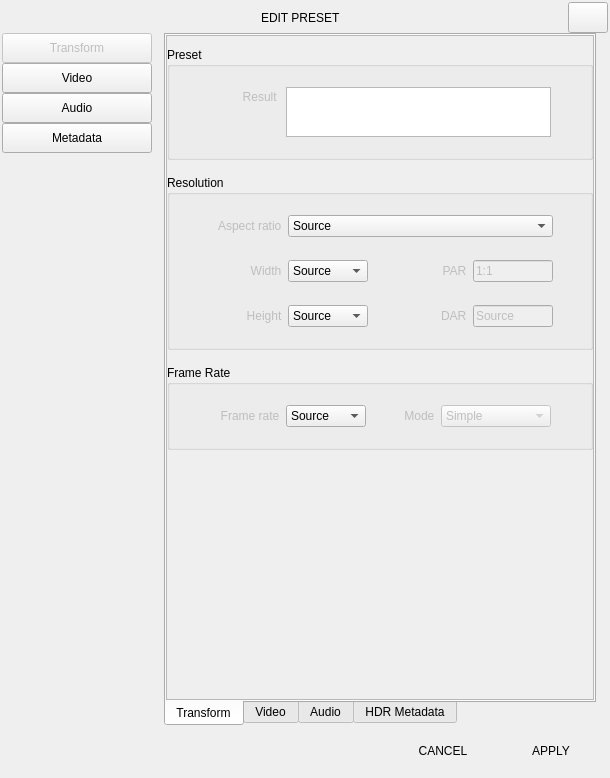
CineEncoder/cine-encoder, file app/preset.ui: the form before one commit.
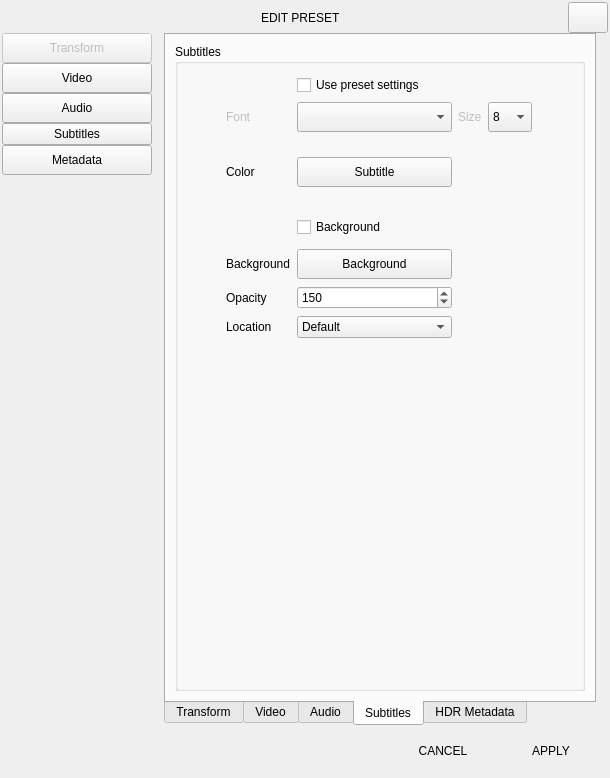
The form after the commit. The open tabs and pages were chosen to show the change. Icons and pictures are not drawn.

The edit to the form file:
```diff
--- a/app/preset.ui
+++ b/app/preset.ui
@@ -495,6 +495,13 @@
                 </property>
                </widget>
               </item>
+              <item>
+               <widget class="QPushButton" name="buttonTab_5">
+                <property name="text">
+                 <string>Subtitles</string>
+                </property>
+               </widget>
+              </item>
               <item>
                <widget class="QPushButton" name="buttonTab_4">
                 <property name="minimumSize">
@@ -576,8 +583,8 @@
                     <rect>
                      <x>0</x>
                      <y>0</y>
-                     <width>424</width>
-                     <height>660</height>
+                     <width>418</width>
+                     <height>652</height>
                     </rect>
                    </property>
                    <layout class="QGridLayout" name="gridLayout_27">
@@ -3907,6 +3914,378 @@
                 </item>
                </layout>
               </widget>
+              <widget class="QWidget" name="tab_3">
+               <attribute name="title">
+                <string>Subtitles</string>
+               </attribute>
+               <layout class="QGridLayout" name="gridLayout_10">
+                <item row="0" column="0">
+                 <layout class="QGridLayout" name="gridLayout_12">
+                  <item row="0" column="0">
+                   <widget class="QGroupBox" name="groupBox">
+                    <property name="title">
+                     <string>Subtitles</string>
+                    </property>
+                    <widget class="QWidget" name="layoutWidget">
+                     <property name="geometry">
+                      <rect>
+                       <x>0</x>
+                       <y>30</y>
+                       <width>407</width>
+                       <height>266</height>
+                      </rect>
+                     </property>
+                     <layout class="QGridLayout" name="gridLayout_21">
+                      <property name="leftMargin">
+                       <number>0</number>
+                      </property>
+                      <property name="topMargin">
+                       <number>0</number>
+                      </property>
+                      <property name="rightMargin">
+                       <number>0</number>
+                      </property>
+                      <item row="1" column="5">
+                       <spacer name="horizontalSpacer_16">
+                        <property name="orientation">
+                         <enum>Qt::Horizontal</enum>
+                        </property>
+                        <property name="sizeHint" stdset="0">
+                         <size>
+                          <width>40</width>
+                          <height>20</height>
+                         </size>
+                        </property>
+                       </spacer>
+                      </item>
+                      <item row="1" column="1">
+                       <widget class="QLabel" name="label_subtitlefont">
+                        <property name="enabled">
+                         <bool>false</bool>
+                        </property>
+                        <property name="text">
+                         <string>Font</string>
+                        </property>
+                       </widget>
+                      </item>
+                      <item row="7" column="2">
+                       <widget class="QSpinBox" name="spinBox_preset_background">
+                        <property name="maximum">
+                         <number>255</number>
+                        </property>
+                        <property name="value">
+                         <number>150</number>
+                        </property>
+                       </widget>
+                      </item>
+                      <item row="4" column="2">
+                       <spacer name="verticalSpacer_18">
+                        <property name="orientation">
+                         <enum>Qt::Vertical</enum>
+                        </property>
+                        <property name="sizeType">
+                         <enum>QSizePolicy::Fixed</enum>
+                        </property>
+                        <property name="sizeHint" stdset="0">
+                         <size>
+                          <width>20</width>
+                          <height>18</height>
+                         </size>
+                        </property>
+                       </spacer>
+                      </item>
+                      <item row="1" column="2">
+                       <widget class="QComboBox" name="comboBox_preset_subtitles_font">
+                        <property name="sizePolicy">
+                         <sizepolicy hsizetype="Preferred" vsizetype="Fixed">
+                          <horstretch>0</horstretch>
+                          <verstretch>0</verstretch>
+                         </sizepolicy>
+                        </property>
+                        <property name="minimumSize">
+                         <size>
+                          <width>155</width>
+                          <height>24</height>
+                         </size>
+                        </property>
+                        <property name="maximumSize">
+                         <size>
+                          <width>155</width>
+                          <height>30</height>
+                         </size>
+                        </property>
+                       </widget>
+                      </item>
+                      <item row="8" column="1">
+                       <widget class="QLabel" name="label_10">
+                        <property name="text">
+                         <string>Location</string>
+                        </property>
+                       </widget>
+                      </item>
+                      <item row="2" column="2">
+                       <spacer name="verticalSpacer_19">
+                        <property name="orientation">
+                         <enum>Qt::Vertical</enum>
+                        </property>
+                        <property name="sizeType">
+                         <enum>QSizePolicy::Fixed</enum>
+                        </property>
+                        <property name="sizeHint" stdset="0">
+                         <size>
+                          <width>20</width>
+                          <height>18</height>
+                         </size>
+                        </property>
+                       </spacer>
+                      </item>
+                      <item row="6" column="1">
+                       <widget class="QLabel" name="label_8">
+                        <property name="text">
+                         <string>Background</string>
+                        </property>
+                       </widget>
+                      </item>
+                      <item row="1" column="0">
+                       <spacer name="horizontalSpacer_12">
+                        <property name="orientation">
+                         <enum>Qt::Horizontal</enum>
+                        </property>
+                        <property name="sizeType">
+                         <enum>QSizePolicy::Expanding</enum>
+                        </property>
+                        <property name="sizeHint" stdset="0">
+                         <size>
+                          <width>40</width>
+                          <height>20</height>
+                         </size>
+                        </property>
+                       </spacer>
+                      </item>
+                      <item row="3" column="1">
+                       <widget class="QLabel" name="label">
+                        <property name="text">
+                         <string>Color</string>
+                        </property>
+                       </widget>
+                      </item>
+                      <item row="7" column="1">
+                       <widget class="QLabel" name="label_9">
+                        <property name="text">
+                         <string>Opacity</string>
+                        </property>
+                       </widget>
+                      </item>
+                      <item row="1" column="3">
+                       <widget class="QLabel" name="label_subtitle_fontSize">
+                        <property name="enabled">
+                         <bool>false</bool>
+                        </property>
+                        <property name="text">
+                         <string>Size</string>
+                        </property>
+                       </widget>
+                      </item>
+                      <item row="3" column="2">
+                       <widget class="QPushButton" name="preset_subtitles_color">
+                        <property name="sizePolicy">
+                         <sizepolicy hsizetype="Expanding" vsizetype="Fixed">
+                          <horstretch>0</horstretch>
+                          <verstretch>0</verstretch>
+                         </sizepolicy>
+                        </property>
+                        <property name="minimumSize">
+                         <size>
+                          <width>0</width>
+                          <height>24</height>
+                         </size>
+                        </property>
+                        <property name="maximumSize">
+                         <size>
+                          <width>16777215</width>
+                          <height>30</height>
+                         </size>
+                        </property>
+                        <property name="text">
+                         <string>Subtitle</string>
+                        </property>
+                       </widget>
+                      </item>
+                      <item row="5" column="2">
+                       <widget class="QCheckBox" name="checkBox_preset_subtitles_background">
+                        <property name="enabled">
+                         <bool>true</bool>
+                        </property>
+                        <property name="sizePolicy">
+                         <sizepolicy hsizetype="Minimum" vsizetype="Fixed">
+                          <horstretch>0</horstretch>
+                          <verstretch>0</verstretch>
+                         </sizepolicy>
+                        </property>
+                        <property name="maximumSize">
+                         <size>
+                          <width>600</width>
+                          <height>30</height>
+                         </size>
+                        </property>
+                        <property name="styleSheet">
+                         <string notr="true"/>
+                        </property>
+                        <property name="text">
+                         <string>Background</string>
+                        </property>
+                        <property name="checkable">
+                         <bool>true</bool>
+                        </property>
+                        <property name="checked">
+                         <bool>false</bool>
+                        </property>
+                       </widget>
+                      </item>
+                      <item row="1" column="4">
+                       <widget class="QComboBox" name="comboBox_preset_subtitles_fontsize">
+                        <property name="sizePolicy">
+                         <sizepolicy hsizetype="Minimum" vsizetype="Fixed">
+                          <horstretch>0</horstretch>
+                          <verstretch>0</verstretch>
+                         </sizepolicy>
+                        </property>
+                        <property name="minimumSize">
+                         <size>
+                          <width>30</width>
+                          <height>24</height>
+                         </size>
+                        </property>
+                        <property name="maximumSize">
+                         <size>
+                          <width>50</width>
+                          <height>30</height>
+                         </size>
+                        </property>
+                        <item>
+                         <property name="text">
+                          <string notr="true">8</string>
+                         </property>
+                        </item>
+                        <item>
+                         <property name="text">
+                          <string notr="true">9</string>
+                         </property>
+                        </item>
+                        <item>
+                         <property name="text">
+                          <string notr="true">10</string>
+                         </property>
+                        </item>
+                        <item>
+                         <property name="text">
+                          <string notr="true">11</string>
+                         </property>
+                        </item>
+                        <item>
+                         <property name="text">
+                          <string notr="true">12</string>
+                         </property>
+                        </item>
+                       </widget>
+                      </item>
+                      <item row="8" column="2">
+                       <widget class="QComboBox" name="comboBox_preset_subtitles_location">
+                        <property name="currentIndex">
+                         <number>0</number>
+                        </property>
+                        <item>
+                         <property name="text">
+                          <string>Default</string>
+                         </property>
+                        </item>
+                        <item>
+                         <property name="text">
+                          <string>Bottom Left</string>
+                         </property>
+                        </item>
+                        <item>
+                         <property name="text">
+                          <string>Bottom Center</string>
+                         </property>
+                        </item>
+                        <item>
+                         <property name="text">
+                          <string>Bottom Right</string>
+                         </property>
+                        </item>
+                        <item>
+                         <property name="text">
+                          <string>Top Left</string>
+                         </property>
+                        </item>
+                        <item>
+                         <property name="text">
+                          <string>Top Center</string>
+                         </property>
+                        </item>
+                        <item>
+                         <property name="text">
+                          <string>Top Right</string>
+                         </property>
+                        </item>
+                        <item>
+                         <property name="text">
+                          <string>Middle Left</string>
+                         </property>
+                        </item>
+                        <item>
+                         <property name="text">
+                          <string>Middle Center</string>
+                         </property>
+                        </item>
+                        <item>
+                         <property name="text">
+                          <string>Middle Right</string>
+                         </property>
+                        </item>
+                       </widget>
+                      </item>
+                      <item row="6" column="2">
+                       <widget class="QPushButton" name="preset_subtitles_background_color">
+                        <property name="sizePolicy">
+                         <sizepolicy hsizetype="Expanding" vsizetype="Expanding">
+                          <horstretch>0</horstretch>
+                          <verstretch>0</verstretch>
+                         </sizepolicy>
+                        </property>
+                        <property name="minimumSize">
+                         <size>
+                          <width>0</width>
+                          <height>24</height>
+                         </size>
+                        </property>
+                        <property name="maximumSize">
+                         <size>
+                          <width>16777215</width>
+                          <height>30</height>
+                         </size>
+                        </property>
+                        <property name="text">
+                         <string>Background</string>
+                        </property>
+                       </widget>
+                      </item>
+                      <item row="0" column="2">
+                       <widget class="QCheckBox" name="checkBox_use_preset_subtitles">
+                        <property name="text">
+                         <string>Use preset settings</string>
+                        </property>
+                       </widget>
+                      </item>
+                     </layout>
+                    </widget>
+                   </widget>
+                  </item>
+                 </layout>
+                </item>
+               </layout>
+              </widget>
               <widget class="QWidget" name="tab_4">
                <attribute name="title">
                 <string>HDR Metadata</string>
```
Left out of the diff: 12 changed lines with no effect on the pictures.
